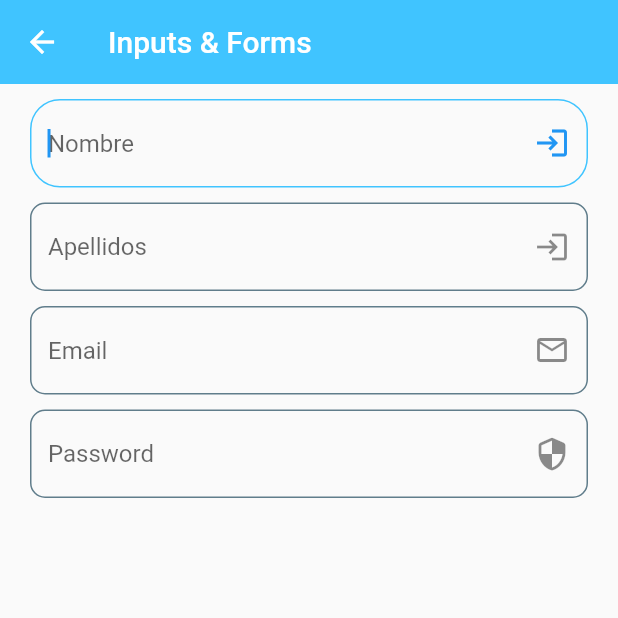
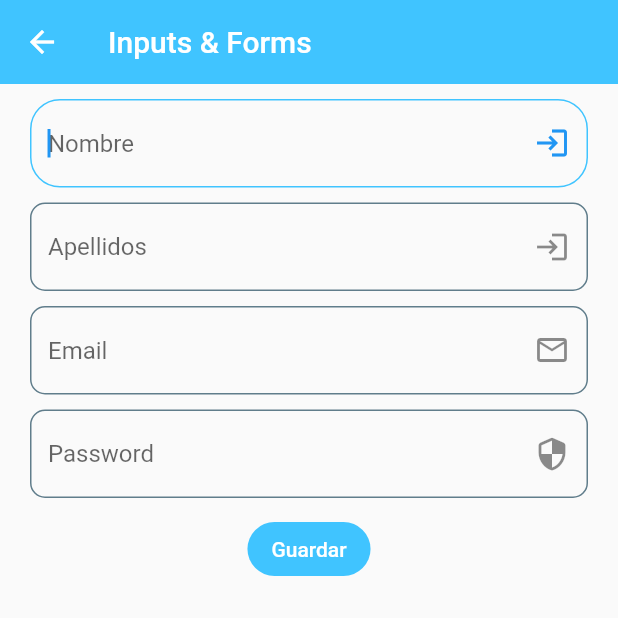
Before and after one commit to diegostreetbob/Flutter-Components, a Flutter app: the InputsScreen screen opened by its route, on a phone screen of 412 x 824 dp, the top half of it. Run offline on Flutter 3.47's test engine with Material 2 defaults, Android fonts, the phone set to English and light mode, and no system bars; missing offline and left inert: dart:ffi.

Commit message:
Update inputs_screen.dart
primeros pasos en captura de datos de formulario

```diff
--- a/lib/screens/inputs_screen.dart
+++ b/lib/screens/inputs_screen.dart
@@ -8,6 +8,18 @@ class  InputsScreen extends StatelessWidget {
   //
   @override
   Widget build(BuildContext context) {
+      //Para tener acceso a los campos del formulario, en formulario y todo su estado se puede
+      //referenciar desde myFormKey
+      final GlobalKey<FormState> myFormKey = GlobalKey<FormState>();
+      //valores del formulario
+      final Map<String,String> formValues = {
+        "nombre":"Fernando",
+        "apellidos":"Lopez",
+        "email":"mail@mail.com",
+        "password":"123",
+        "roles":"Admin"
+      };
+      //
       return Scaffold(
       appBar: AppBar(
           title: const Text("Inputs & Forms")
@@ -16,20 +28,35 @@ class  InputsScreen extends StatelessWidget {
         //que sería para varios elementos.
       body: SingleChildScrollView(
           child: Padding(
-            padding: const EdgeInsets.symmetric(
-              horizontal: 20,vertical: 10
-            ),
-            child: Column(
-              children: const [
-                CustomInputField(hintText: "Nombre",suffixIcon: Icons.login,keyboardType: TextInputType.text),
-                SizedBox(height: 10),
-                CustomInputField(hintText: "Apellidos",suffixIcon: Icons.login,keyboardType: TextInputType.text),
-                SizedBox(height: 10),
-                CustomInputField(hintText: "Email",suffixIcon: Icons.mail_outline,keyboardType: TextInputType.emailAddress),
-                SizedBox(height: 10),
-                CustomInputField(hintText: "Password",suffixIcon: Icons.security_rounded,keyboardType: TextInputType.visiblePassword,obscureText: true),
-                SizedBox(height: 10)
-              ],
+            padding: const EdgeInsets.symmetric(horizontal: 20,vertical: 10),
+            child: Form(//envuelve al widget que tiene los campos de formulario
+                key: myFormKey,
+                child: Column(
+                children: [
+                  const CustomInputField(hintText: "Nombre",suffixIcon: Icons.login,keyboardType: TextInputType.text),
+                  const SizedBox(height: 10),
+                  const CustomInputField(hintText: "Apellidos",suffixIcon: Icons.login,keyboardType: TextInputType.text),
+                  const SizedBox(height: 10),
+                  const CustomInputField(hintText: "Email",suffixIcon: Icons.mail_outline,keyboardType: TextInputType.emailAddress),
+                  const SizedBox(height: 10),
+                  const CustomInputField(hintText: "Password",suffixIcon: Icons.security_rounded,keyboardType: TextInputType.visiblePassword,obscureText: true),
+                  const SizedBox(height: 10),
+                  ElevatedButton(
+                      child: const Text("Guardar"),
+                      onPressed: (){
+                        //para minimizar el teclado cada vez que damos a guardar
+                        FocusScope.of(context).requestFocus(FocusNode());
+                        //aseguro no null
+                        if(myFormKey.currentState != null) {
+                          //
+                          if(!myFormKey.currentState!.validate()){
+                            print("formulario no válido");
+                          }
+                        }
+                      },
+                  )
+                ],
+              ),
             ),
           )
       ),
```
